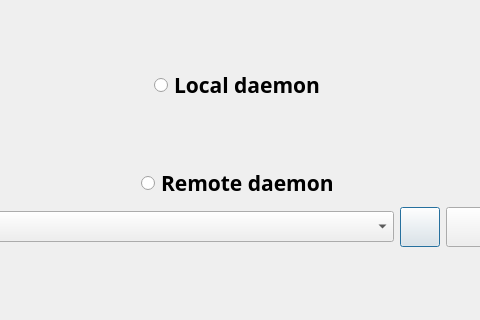
This is src/gui/ui/connectionsettingsdialog.ui in cash2/cash2-gui-wallet as Qt 5 draws it before an edit; both pictures show x 160 to 640 and y 0 to 320 of the 800 by 494 pixel window. The edited form follows.
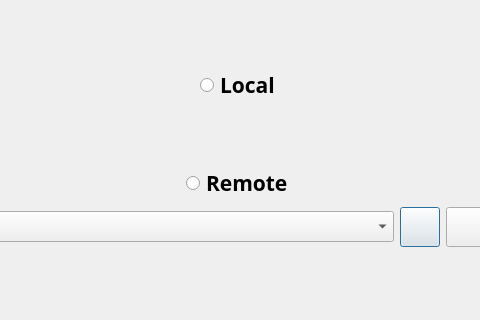
This is the edited form. Icons and pictures are not drawn.

```diff
--- a/src/gui/ui/connectionsettingsdialog.ui
+++ b/src/gui/ui/connectionsettingsdialog.ui
@@ -67,7 +67,7 @@
         <string notr="true"/>
        </property>
        <property name="text">
-        <string>Local daemon</string>
+        <string>Local</string>
        </property>
       </widget>
      </item>
@@ -105,7 +105,7 @@
         </font>
        </property>
        <property name="text">
-        <string>Remote daemon</string>
+        <string>Remote</string>
        </property>
        <property name="checked">
         <bool>false</bool>
```
Left out of the diff: 5 changed lines with no effect on the pictures.
